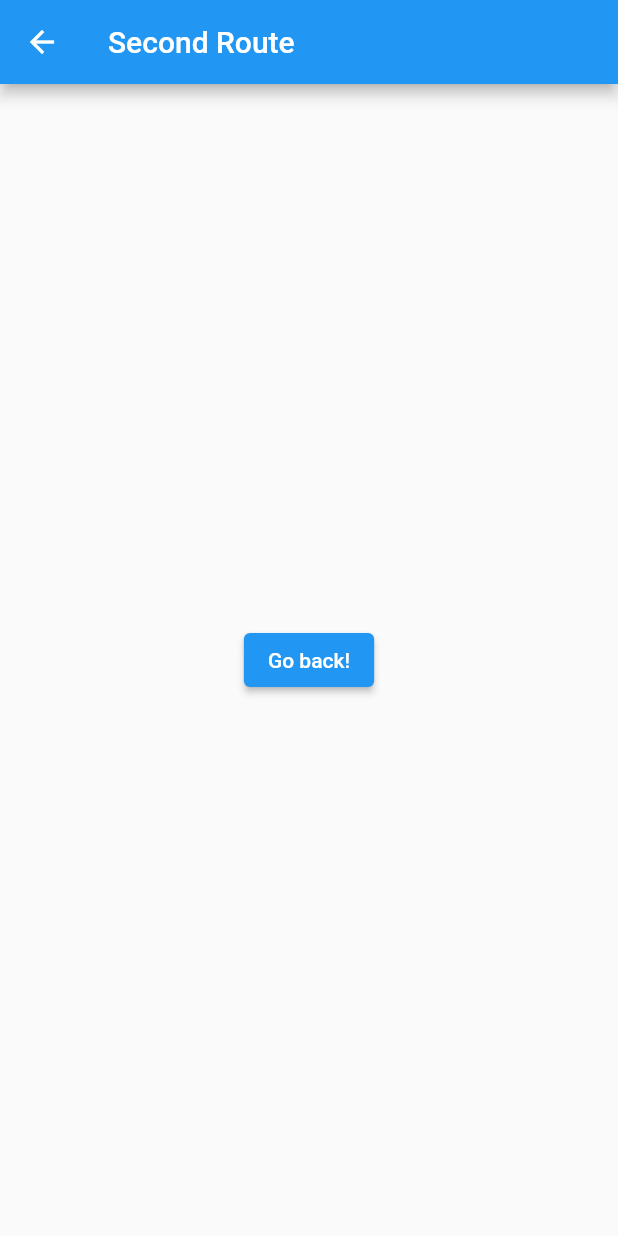
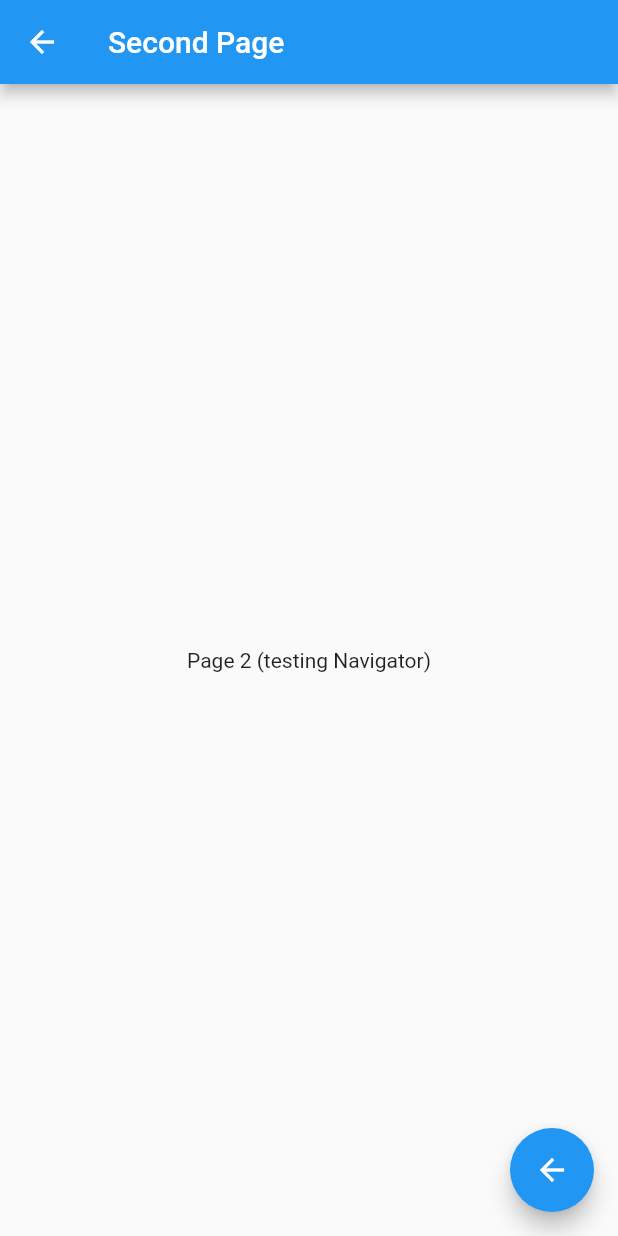
Before and after one commit to Haxrox/AWS_Amplify_Website, a Flutter app: the screen it shows after launch, after a tap on the "arrow forward" icon, on a phone screen of 412 x 824 dp. Run offline on Flutter 3.47's test engine with Material 2 defaults, Android fonts, the light colour scheme and no system bars.

Commit message:
migrated to firebase

```diff
--- a/lib/main.dart
+++ b/lib/main.dart
@@ -25,13 +25,12 @@ class MyApp extends StatelessWidget {
         // is not restarted.
         primarySwatch: Colors.blue,
       ),
-      home: const MyHomePage(title: 'Flutter Demo Home Page'),
+      home: MyHomePage(),
     );
   }
 }
 
-class MyHomePage extends StatefulWidget {
-  const MyHomePage({Key? key, required this.title}) : super(key: key);
+class MyHomePage extends StatelessWidget {
 
   // This widget is the home page of your application. It is stateful, meaning
   // that it has a State object (defined below) that contains fields that affect
@@ -42,27 +41,7 @@ class MyHomePage extends StatefulWidget {
   // used by the build method of the State. Fields in a Widget subclass are
   // always marked "final".
 
-  final String title;
-
-  @override
-  State<MyHomePage> createState() => _MyHomePageState();
-}
-
-class _MyHomePageState extends State<MyHomePage> {
-  int _counter = 0;
-
-  void _incrementCounter() {
-    setState(() {
-      // This call to setState tells the Flutter framework that something has
-      // changed in this State, which causes it to rerun the build method below
-      // so that the display can reflect the updated values. If we changed
-      // _counter without calling setState(), then the build method would not be
-      // called again, and so nothing would appear to happen.
-      _counter++;
-    });
-  }
-
-  @override
+   @override
   Widget build(BuildContext context) {
     // This method is rerun every time setState is called, for instance as done
     // by the _incrementCounter method above.
@@ -74,52 +53,14 @@ class _MyHomePageState extends State<MyHomePage> {
       appBar: AppBar(
         // Here we take the value from the MyHomePage object that was created by
         // the App.build method, and use it to set our appbar title.
-        title: Text(widget.title),
-        actions: <Widget>[
-          TextButton(child: const Text(""), onPressed: () {}),
-          TextButton(
-            child: const Text("Click me!"),
-            onPressed: () {
-              print("Pressed!");
-            }
-          )
-        ]
+        title: const Text("Flutter Website"),
       ),
-      body: Center(
-        // Center is a layout widget. It takes a single child and positions it
-        // in the middle of the parent.
-        child: Column(
-          // Column is also a layout widget. It takes a list of children and
-          // arranges them vertically. By default, it sizes itself to fit its
-          // children horizontally, and tries to be as tall as its parent.
-          //
-          // Invoke "debug painting" (press "p" in the console, choose the
-          // "Toggle Debug Paint" action from the Flutter Inspector in Android
-          // Studio, or the "Toggle Debug Paint" command in Visual Studio Code)
-          // to see the wireframe for each widget.
-          //
-          // Column has various properties to control how it sizes itself and
-          // how it positions its children. Here we use mainAxisAlignment to
-          // center the children vertically; the main axis here is the vertical
-          // axis because Columns are vertical (the cross axis would be
-          // horizontal).
-          mainAxisAlignment: MainAxisAlignment.center,
-          children: <Widget>[
-            const Text(
-              'You have clicked the button this many times:',
-            ),
-            Text(
-              '$_counter',
-              style: Theme.of(context).textTheme.headline4,
-            ),
-          ],
-        ),
-      ),
+      body: const Center(child: const Text("This is a website hosted on Firebase Hosting built using Flutter.")),
       floatingActionButton: FloatingActionButton(
         onPressed: () {
           Navigator.push(context, MaterialPageRoute(builder: (context) => const Page2()));
         },
-        tooltip: 'Increment',
+        tooltip: 'Next',
         child: const Icon(Icons.arrow_forward),
       ), // This trailing comma makes auto-formatting nicer for build methods.
     );
--- a/lib/ui/page2.dart
+++ b/lib/ui/page2.dart
@@ -1,5 +1,4 @@
 import 'package:flutter/material.dart';
-import '../main.dart';
 
 class Page2 extends StatelessWidget {
   const Page2({Key? key}) : super(key: key);
@@ -8,17 +7,16 @@ class Page2 extends StatelessWidget {
   Widget build(BuildContext context) {
     return Scaffold(
       appBar: AppBar(
-        title: const Text('Second Route'),
+        title: const Text('Second Page'),
       ),
-      body: Center(
-        child: ElevatedButton(
-          onPressed: () {
-            // Navigate back to first route when tapped.
-            // Navigator.push(context, MaterialPageRoute(builder: (context) => MyHomePage()));
-          },
-          child: const Text('Go back!'),
-        ),
-      ),
+       body: const Center(child: const Text("Page 2 (testing Navigator)")),
+      floatingActionButton: FloatingActionButton(
+        onPressed: () {
+          Navigator.pop(context);
+        },
+        tooltip: 'Back',
+        child: const Icon(Icons.arrow_back),
+      ), // This trailing comma makes auto-formatting nicer for build methods.
     );
   }
 }
```
Also changed, not shown: firebase.json (added), 1 other file.
